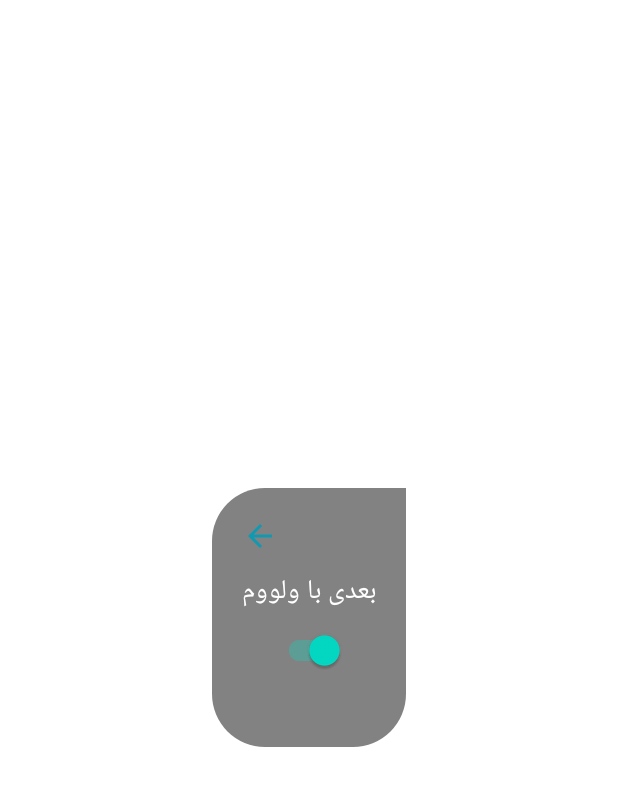
After one commit to sali1290/SherApp, an Android app: the layout volume_button_fab.xml on its own in the app's theme, with its tools: preview values and no code run, on a phone screen of 412 x 824 dp. The commit adds this screen. Shown: the top 786 px of the screen. Run offline under Robolectric (Android 15) with nearby library versions, the phone set to English and light mode, and no system bars; Roboto replaces fonts that are not available here.

Commit message:
عباس لطفی نسب دکمه تنظیمات متن

```diff
--- a/app/src/main/res/layout/sub_mian_fab_layout.xml
+++ b/app/src/main/res/layout/sub_mian_fab_layout.xml
@@ -122,7 +122,7 @@
                 </LinearLayout>
 
                 <LinearLayout
-                    android:id="@+id/nextPageVoloum_subFab_Linear"
+                    android:id="@+id/nextPageVolume_subFab_Linear"
                     android:layout_width="wrap_content"
                     android:layout_height="wrap_content"
                     android:orientation="vertical">
--- /dev/null
+++ b/app/src/main/res/layout/volume_button_fab.xml
@@ -0,0 +1,83 @@
+<?xml version="1.0" encoding="utf-8"?>
+<FrameLayout xmlns:android="http://schemas.android.com/apk/res/android"
+    xmlns:app="http://schemas.android.com/apk/res-auto"
+    xmlns:tools="http://schemas.android.com/tools"
+    android:layout_width="match_parent"
+    android:layout_height="match_parent"
+    android:layout_gravity="center"
+    android:background="#00FFFFFF">
+
+    <androidx.constraintlayout.widget.ConstraintLayout
+        android:layout_width="match_parent"
+        android:layout_height="wrap_content"
+        android:layout_gravity="center"
+        app:layout_constraintBottom_toBottomOf="parent"
+        app:layout_constraintEnd_toEndOf="parent"
+        app:layout_constraintStart_toStartOf="parent"
+        app:layout_constraintTop_toTopOf="parent"
+        tools:ignore="MissingConstraints">
+
+
+        <androidx.constraintlayout.widget.ConstraintLayout
+            android:id="@+id/constraintLayout5"
+            android:layout_width="wrap_content"
+            android:layout_height="0dp"
+            android:layout_weight="8.5"
+            android:background="@drawable/fab_style"
+            app:layout_constraintEnd_toEndOf="parent"
+            app:layout_constraintStart_toStartOf="parent"
+            app:layout_constraintTop_toTopOf="parent">
+
+
+            <LinearLayout
+                android:layout_width="match_parent"
+                android:layout_height="wrap_content"
+                android:orientation="vertical"
+                android:padding="20dp">
+
+                <ImageView
+                    android:id="@+id/image_back_dialog_volume"
+                    android:layout_width="wrap_content"
+                    android:layout_height="wrap_content"
+                    android:layout_marginBottom="10dp"
+                    android:src="@drawable/ic_back" />
+
+                <TextView
+                    android:id="@+id/text_size_dialog"
+                    android:layout_width="wrap_content"
+                    android:layout_height="wrap_content"
+                    android:text="بعدی با ولووم"
+                    android:textColor="@color/white"
+                    android:textSize="18sp" />
+
+                <LinearLayout
+                    android:layout_width="match_parent"
+                    android:layout_height="wrap_content"
+                    android:layout_margin="10dp"
+                    android:gravity="center"
+                    android:orientation="horizontal">
+
+                    <androidx.appcompat.widget.SwitchCompat
+                        android:id="@+id/volume_button"
+                        android:layout_width="wrap_content"
+                        android:layout_height="wrap_content"
+                        android:textOn="ON"
+                        android:textOff="OFF"
+                        android:checked="true"
+                        android:minWidth="5dp"
+                        android:gravity="right"/>
+
+
+
+
+            </LinearLayout>
+
+            </LinearLayout>
+
+
+        </androidx.constraintlayout.widget.ConstraintLayout>
+
+
+    </androidx.constraintlayout.widget.ConstraintLayout>
+
+</FrameLayout>
```
Also changed, not shown: app/src/main/java/ir/rahnama/sherapp/utiles/DialogFragment.kt (+50 -0 lines).
